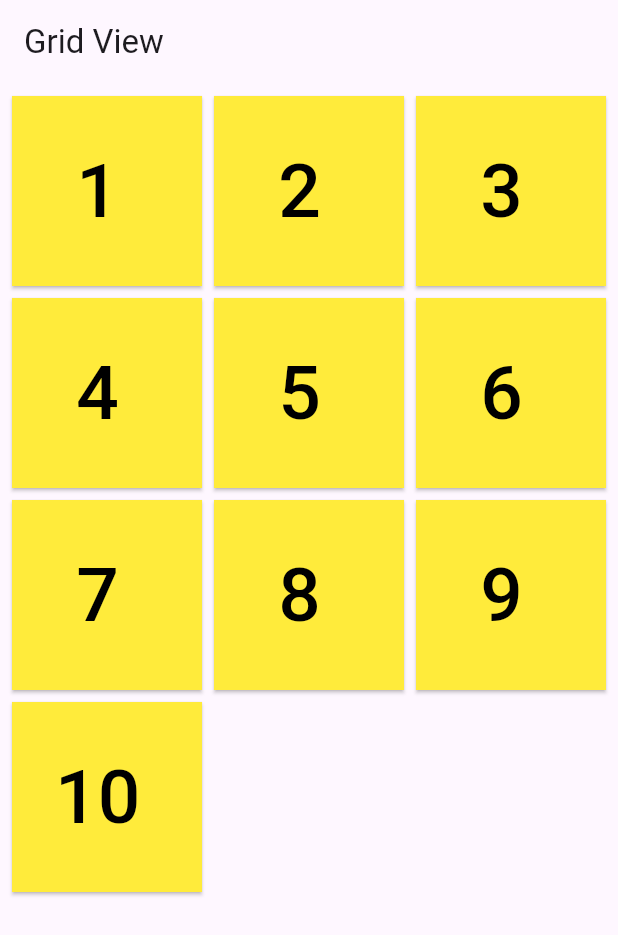
After one commit to AmanCH3/first_program, a Flutter app: the screen it shows after launch, on a phone screen of 412 x 824 dp. The commit adds this screen. Shown: the top 935 px of the screen. Run offline on Flutter 3.47's test engine with Material 3 defaults, Android fonts, the phone set to English and light mode, and no system bars.

Commit message:
Feat :Added Grid Screen

```diff
--- a/lib/app.dart
+++ b/lib/app.dart
@@ -4,6 +4,7 @@ import 'package:first_program/view/cart_view.dart';
 import 'package:first_program/view/column_view2.dart';
 import 'package:first_program/view/container_view.dart';
 import 'package:first_program/view/flexible_expandend_view.dart';
+import 'package:first_program/view/grid_screen.dart';
 import 'package:first_program/view/layout_view.dart';
 import 'package:first_program/view/load_image_view.dart';
 import 'package:first_program/view/student_list_view.dart';
@@ -16,6 +17,6 @@ class App extends StatelessWidget {
 
   @override
   Widget build(BuildContext context) {
-    return MaterialApp(home: StudentListView() , debugShowCheckedModeBanner: false);
+    return MaterialApp(home: GridScreen() , debugShowCheckedModeBanner: false);
   }
 }
--- /dev/null
+++ b/lib/view/grid_screen.dart
@@ -0,0 +1,60 @@
+import 'package:flutter/cupertino.dart';
+import 'package:flutter/material.dart';
+
+class GridScreen extends StatefulWidget {
+  const GridScreen({super.key});
+
+  @override
+  State<GridScreen> createState() => _GridScreenState();
+}
+
+class _GridScreenState extends State<GridScreen> {
+  int selectedIndex = -1 ;
+  @override
+  Widget build(BuildContext context) {
+    return Scaffold(
+     appBar: AppBar(title: Text("Grid View"),),
+     body: GridView.count(
+       padding: const EdgeInsets.all(8),
+         crossAxisSpacing: 8,
+         mainAxisSpacing: 8,
+         crossAxisCount: 3,
+       children:  [
+        // SizedBox(height: 8,) ,
+        //  ElevatedButton(onPressed: (){
+        //
+        //  }, child: const Text("Button 1")) ,
+        //  SizedBox(height: 8,) ,
+        //  ElevatedButton(onPressed: (){
+        //
+        //  }, child: const Text("Button 2")) ,
+
+         for(int i = 1 ; i <= 10 ; i++) ...{
+           ElevatedButton(onPressed: (){
+
+             setState(() {
+               selectedIndex = i ;
+             });
+           }, child: Text('$i ' , style: TextStyle(fontSize: 50)) ,
+
+
+
+
+           style: ElevatedButton.styleFrom(
+             shape: RoundedRectangleBorder(),
+             backgroundColor: selectedIndex == i ? Colors.green : Colors.yellow ,
+             foregroundColor: Colors.black
+           ),) ,
+
+
+
+
+         }
+
+       ],
+
+     ),
+
+    ) ;
+  }
+}
```
